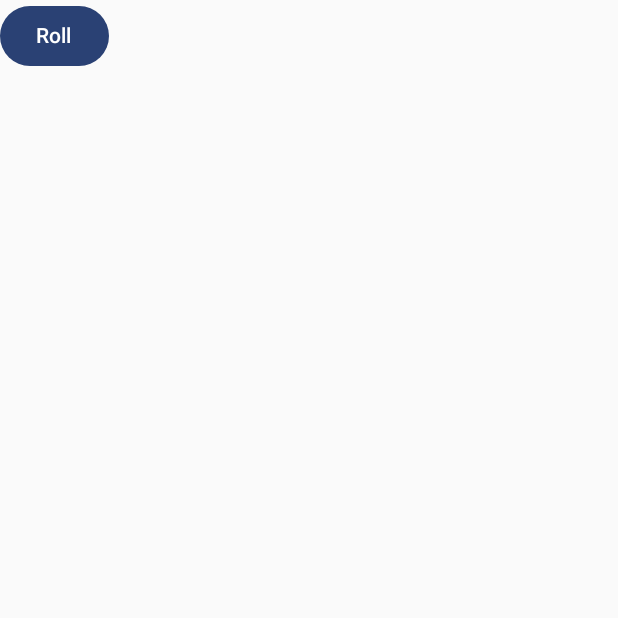
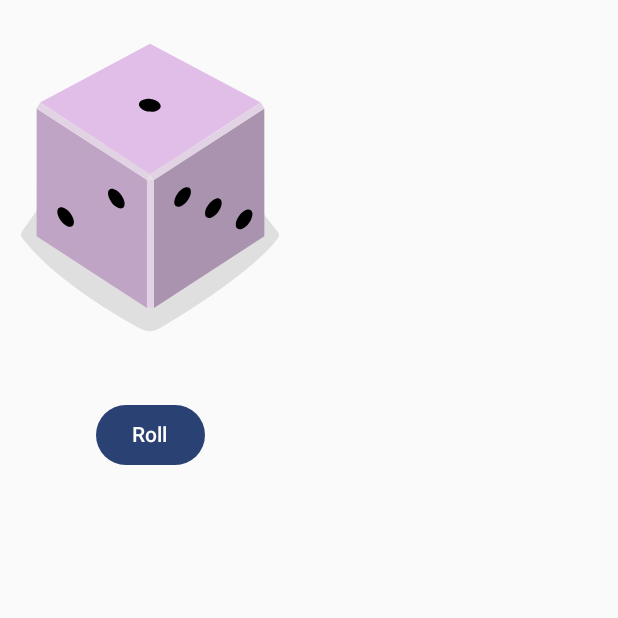
Before and after one commit to DanielSaborido/Dice_Roller, an Android app built with Jetpack Compose: the screen it shows after launch (MainActivity), on a phone screen of 412 x 824 dp, the top half of it. Run offline under Robolectric (Android 15) with nearby library versions, the phone set to English and light mode, and no system bars.

Commit message:
insert image on proyect

```diff
--- a/app/src/main/java/com/example/diceroller/MainActivity.kt
+++ b/app/src/main/java/com/example/diceroller/MainActivity.kt
@@ -4,8 +4,11 @@ import android.os.Bundle
 import androidx.activity.ComponentActivity
 import androidx.activity.compose.setContent
 import androidx.activity.enableEdgeToEdge
+import androidx.compose.foundation.Image
 import androidx.compose.foundation.layout.Column
+import androidx.compose.foundation.layout.Spacer
 import androidx.compose.foundation.layout.fillMaxSize
+import androidx.compose.foundation.layout.height
 import androidx.compose.foundation.layout.padding
 import androidx.compose.foundation.layout.wrapContentSize
 import androidx.compose.material3.Button
@@ -14,8 +17,10 @@ import androidx.compose.material3.Text
 import androidx.compose.runtime.Composable
 import androidx.compose.ui.Alignment
 import androidx.compose.ui.Modifier
+import androidx.compose.ui.res.painterResource
 import androidx.compose.ui.res.stringResource
 import androidx.compose.ui.tooling.preview.Preview
+import androidx.compose.ui.unit.dp
 import com.example.diceroller.ui.theme.DiceRollerTheme
 
 class MainActivity : ComponentActivity() {
@@ -35,6 +40,11 @@ fun DiceWithButtonAndImage(modifier: Modifier = Modifier) {
         modifier = modifier,
         horizontalAlignment = Alignment.CenterHorizontally
     ) {
+        Image(
+            painter = painterResource(R.drawable.dice_1),
+            contentDescription = "1"
+        )
+        Spacer(modifier = Modifier.height(16.dp))
         Button(onClick = { /*TODO*/ }) {
             Text(stringResource(R.string.roll))
         }
```
